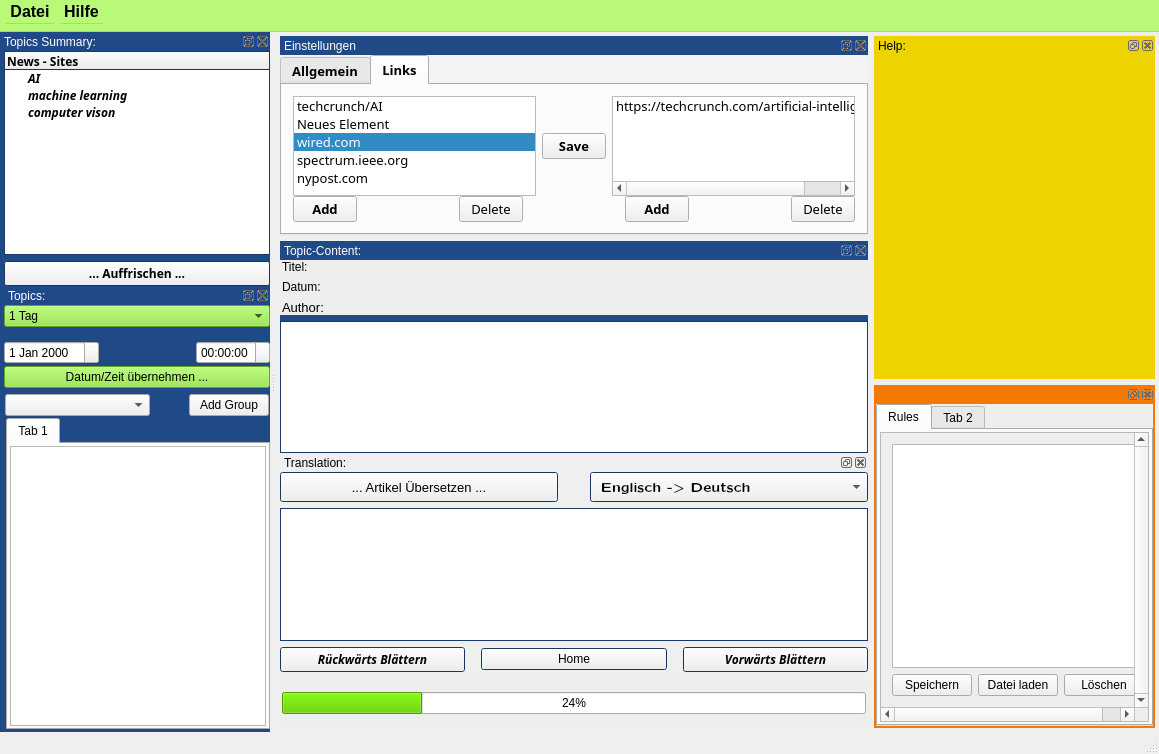
This is mainwindow.ui in paule32/AInews as Qt 5 draws it before an edit. The edited form follows.
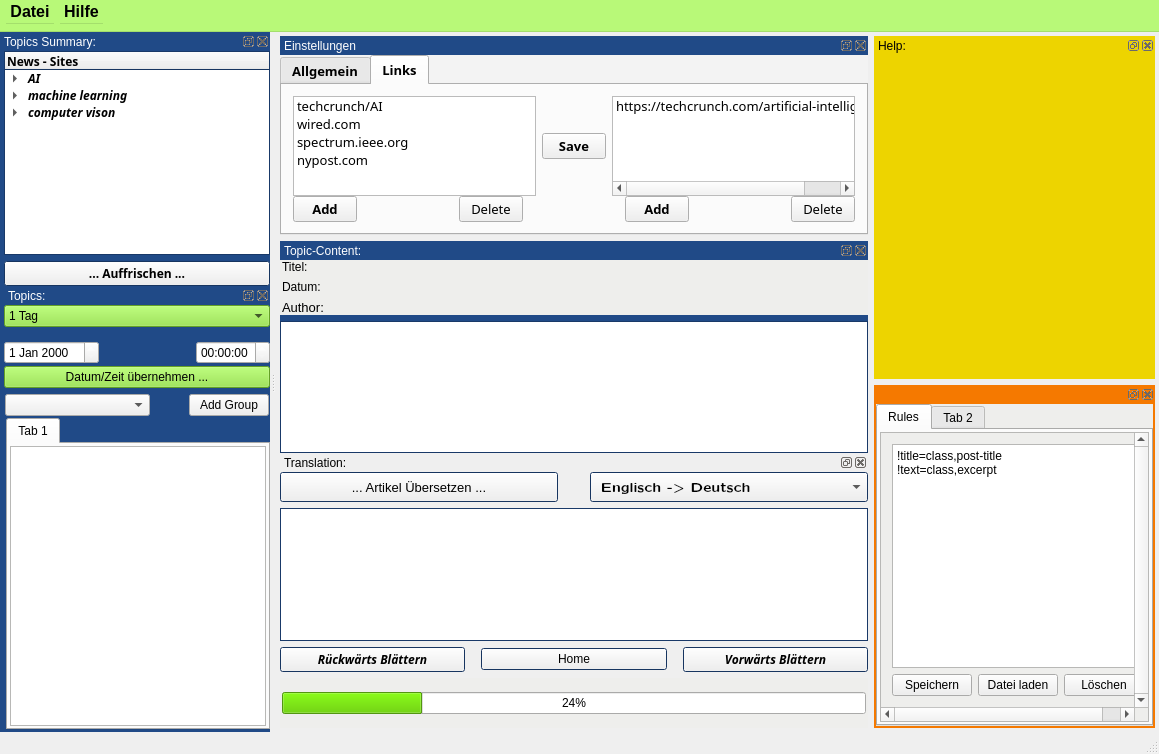
This is the edited form. The open tabs and pages were chosen to show the change. Custom widgets are drawn as their Qt base class.

```diff
--- a/mainwindow.ui
+++ b/mainwindow.ui
@@ -646,18 +646,13 @@
                              <bool>false</bool>
                             </property>
                             <property name="currentRow">
-                             <number>2</number>
+                             <number>-1</number>
                             </property>
                             <item>
                              <property name="text">
                               <string>techcrunch/AI</string>
                              </property>
                             </item>
-                            <item>
-                             <property name="text">
-                              <string>Neues Element</string>
-                             </property>
-                            </item>
                             <item>
                              <property name="text">
                               <string>wired.com</string>
@@ -1893,7 +1888,7 @@
                     <widget class="QWidget" name="scrollAreaWidgetContents_3">
                      <property name="geometry">
                       <rect>
-                       <x>0</x>
+                       <x>-31</x>
                        <y>0</y>
                        <width>277</width>
                        <height>266</height>
@@ -1905,7 +1900,12 @@
                         <item>
                          <layout class="QHBoxLayout" name="horizontalLayout_17">
                           <item>
-                           <widget class="QPlainTextEdit" name="plainTextEdit"/>
+                           <widget class="QPlainTextEdit" name="rulesTextEdit">
+                            <property name="plainText">
+                             <string>!title=class,post-title
+!text=class,excerpt</string>
+                            </property>
+                           </widget>
                           </item>
                          </layout>
                         </item>
@@ -2348,11 +2348,105 @@
            <height>0</height>
           </size>
          </property>
+         <property name="palette">
+          <palette>
+           <active>
+            <colorrole role="WindowText">
+             <brush brushstyle="SolidPattern">
+              <color alpha="255">
+               <red>0</red>
+               <green>0</green>
+               <blue>0</blue>
+              </color>
+             </brush>
+            </colorrole>
+            <colorrole role="Highlight">
+             <brush brushstyle="SolidPattern">
+              <color alpha="255">
+               <red>52</red>
+               <green>101</green>
+               <blue>164</blue>
+              </color>
+             </brush>
+            </colorrole>
+            <colorrole role="HighlightedText">
+             <brush brushstyle="SolidPattern">
+              <color alpha="255">
+               <red>239</red>
+               <green>239</green>
+               <blue>239</blue>
+              </color>
+             </brush>
+            </colorrole>
+           </active>
+           <inactive>
+            <colorrole role="WindowText">
+             <brush brushstyle="SolidPattern">
+              <color alpha="255">
+               <red>0</red>
+               <green>0</green>
+               <blue>0</blue>
+              </color>
+             </brush>
+            </colorrole>
+            <colorrole role="Highlight">
+             <brush brushstyle="SolidPattern">
+              <color alpha="255">
+               <red>52</red>
+               <green>101</green>
+               <blue>164</blue>
+              </color>
+             </brush>
+            </colorrole>
+            <colorrole role="HighlightedText">
+             <brush brushstyle="SolidPattern">
+              <color alpha="255">
+               <red>239</red>
+               <green>239</green>
+               <blue>239</blue>
+              </color>
+             </brush>
+            </colorrole>
+           </inactive>
+           <disabled>
+            <colorrole role="WindowText">
+             <brush brushstyle="SolidPattern">
+              <color alpha="255">
+               <red>190</red>
+               <green>190</green>
+               <blue>190</blue>
+              </color>
+             </brush>
+            </colorrole>
+            <colorrole role="Highlight">
+             <brush brushstyle="SolidPattern">
+              <color alpha="255">
+               <red>145</red>
+               <green>145</green>
+               <blue>145</blue>
+              </color>
+             </brush>
+            </colorrole>
+            <colorrole role="HighlightedText">
+             <brush brushstyle="SolidPattern">
+              <color alpha="255">
+               <red>239</red>
+               <green>239</green>
+               <blue>239</blue>
+              </color>
+             </brush>
+            </colorrole>
+           </disabled>
+          </palette>
+         </property>
          <property name="font">
           <font>
            <family>Arial Unicode MS</family>
           </font>
          </property>
+         <property name="autoFillBackground">
+          <bool>true</bool>
+         </property>
          <column>
           <property name="text">
            <string>News - Sites</string>
```
Left out of the diff: 105 changed lines with no effect on the pictures.
